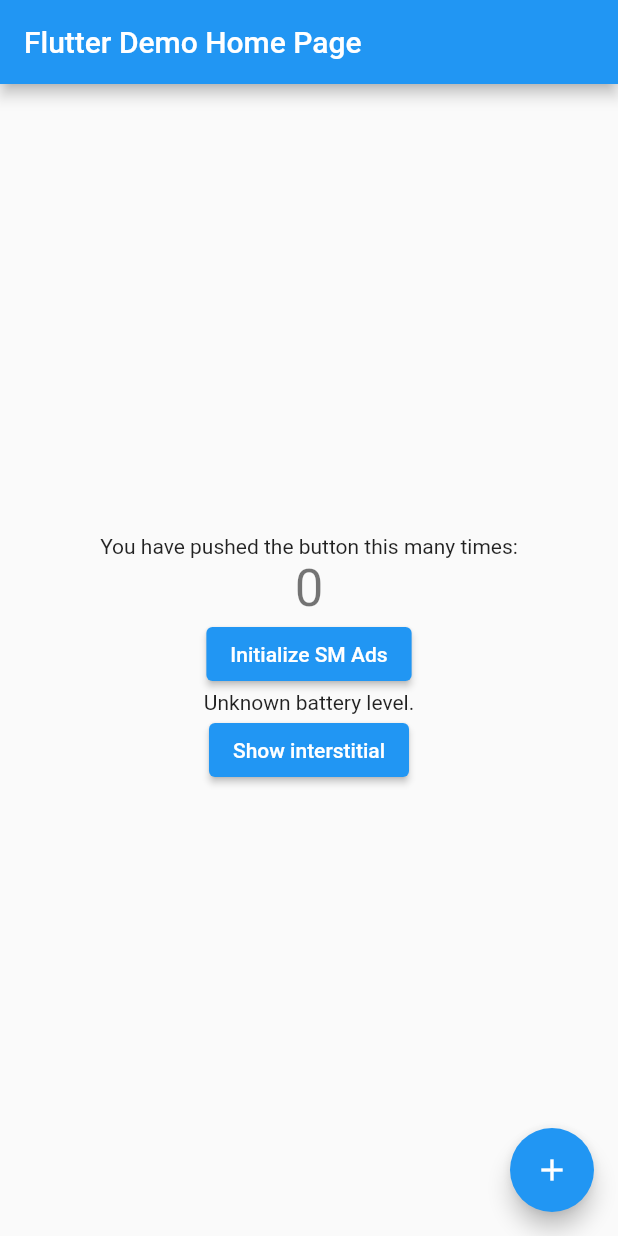
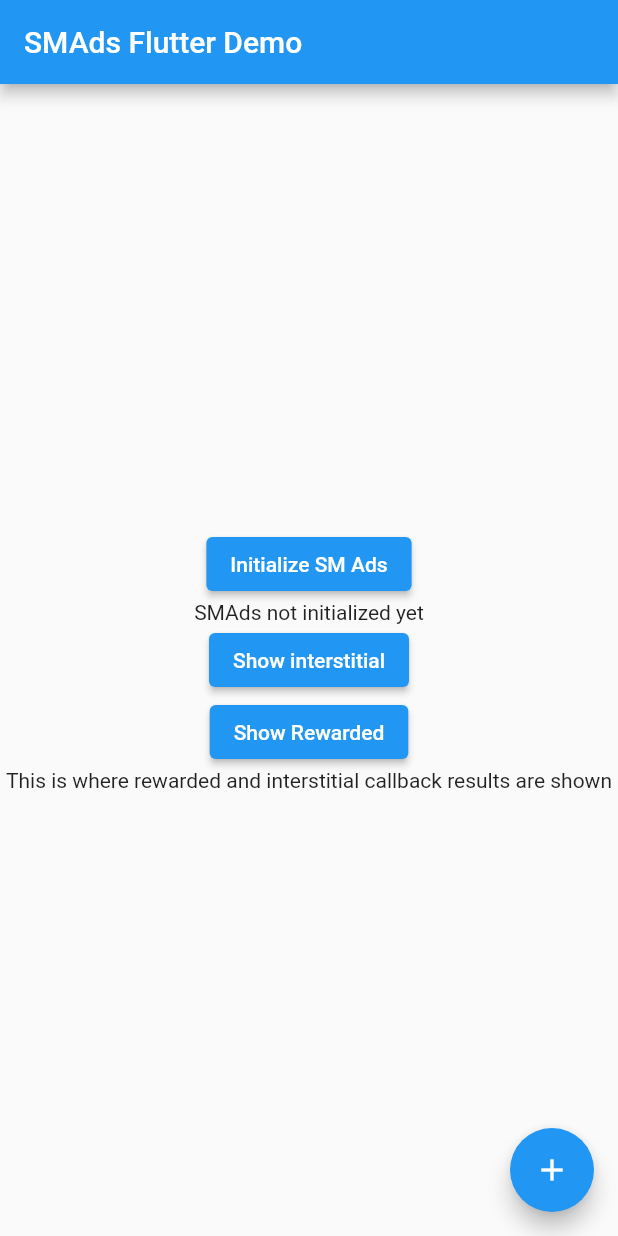
Before and after one commit to scalemonk/mediation-sdk-flutter, a Flutter app: the screen it shows after launch, after a tap on "Initialize SM Ads", on a phone screen of 412 x 824 dp. Run offline on Flutter 3.47's test engine with Material 2 defaults, Android fonts, the phone set to English and light mode, and no system bars.

Commit message:
Add rewarded callbacks

```diff
--- a/lib/main.dart
+++ b/lib/main.dart
@@ -1,5 +1,14 @@
 import 'package:flutter/material.dart';
 import 'package:flutter/services.dart';
+
+
+/*
+ * @SMAds: This is a demo application you can find on
+ * https://flutter.dev/docs/get-started/install which has been modified
+ * to show ads when requested. The original functionality of the application
+ * was to 'increment a counter' so you'll see some code that has to do with
+ * that.
+ */
 
 void main() {
   runApp(MyApp());
@@ -10,7 +19,7 @@ class MyApp extends StatelessWidget {
   @override
   Widget build(BuildContext context) {
     return MaterialApp(
-      title: 'Flutter Demo',
+      title: 'SMAds Flutter Demo',
       theme: ThemeData(
         // This is the theme of your application.
         //
@@ -27,7 +36,7 @@ class MyApp extends StatelessWidget {
         // closer together (more dense) than on mobile platforms.
         visualDensity: VisualDensity.adaptivePlatformDensity,
       ),
-      home: MyHomePage(title: 'Flutter Demo Home Page'),
+      home: MyHomePage(title: 'SMAds Flutter Demo'),
     );
   }
 }
@@ -53,27 +62,72 @@ class MyHomePage extends StatefulWidget {
 class _MyHomePageState extends State<MyHomePage> {
   int _counter = 0;
 
-  static const platform = const MethodChannel('samples.flutter.dev/battery');
+  static const platform = const MethodChannel('scalemonk.com/ads');
 
-  // Get battery level.
-  String _batteryLevel = 'Unknown battery level.';
+  String _adsInitializationResult = 'SMAds not initialized yet';
+  String _wasRewarded = 'This is where rewarded and interstitial callback results are shown';
+
+  @override
+  void initState() {
+    super.initState();
+    platform.setMethodCallHandler(callbacksHandler);
+  }
 
   Future<void> _initializeSMAds() async {
-    String batteryLevel;
+    String initializationResult;
     try {
-      final int result = await platform.invokeMethod('initializeSMAds');
-      batteryLevel = 'Result = $result % .';
+      final String result = await platform.invokeMethod('initializeSMAds');
+      initializationResult = "ScaleMonk initialization result is: $result";
     } on PlatformException catch (e) {
-      batteryLevel = "Exception!!! '${e.message}'.";
+      initializationResult = "Error initializing ScaleMonk. Message: '${e.message}'.";
     }
 
     setState(() {
-      _batteryLevel = batteryLevel;
+      _adsInitializationResult = initializationResult;
     });
+  }
+
+  /*
+   * @SMAds: this is relevant, here you will receive the callbacks from SMAds
+   * These callbacks are called on the Swift side (AppDelegate.swift), on the Rewarded Video Callbacks MARK
+   */
+  Future<dynamic> callbacksHandler(MethodCall methodCall) async {
+    String newText = _wasRewarded;
+    switch (methodCall.method) {
+      case 'onRewardedFinish':
+        newText = "Video completed, reward given";
+        break;
+       case 'onRewardedFail':
+        newText = "Video not shown";
+        break;
+        case 'onRewardedFinishNoReward':
+        newText = "Video not completed, reward not given";
+        break;
+        case 'onInterstitialView':
+          newText = "Interstitial shown correctly";
+        break;
+          case 'onInterstitialClick':
+          newText = "Interstitial clicked";
+        break;
+        case 'onInterstitialFail':
+          newText = "Interstitial not shown";
+        break;
+        case 'onRewardedClick':
+          newText = "Rewarded video clicked";
+        break;
+      default:
+    }
+    setState(() {
+        _wasRewarded = newText;
+      });
   }
 
   Future<void> _showInterstitial() async {
     await platform.invokeMethod('showInterstitial');
+  }
+
+  Future<void> _showRewarded() async {
+    await platform.invokeMethod('showRewarded');
   }
 
   void _incrementCounter() {
@@ -121,22 +175,20 @@ class _MyHomePageState extends State<MyHomePage> {
           // horizontal).
           mainAxisAlignment: MainAxisAlignment.center,
           children: <Widget>[
-            Text(
-              'You have pushed the button this many times:',
-            ),
-            Text(
-              '$_counter',
-              style: Theme.of(context).textTheme.headline4,
-            ),
             ElevatedButton(
               child: Text('Initialize SM Ads'),
               onPressed: _initializeSMAds,
             ),
-            Text(_batteryLevel),
+            Text(_adsInitializationResult),
             ElevatedButton(
               child: Text('Show interstitial'),
               onPressed: _showInterstitial,
             ),
+            ElevatedButton(
+              child: Text('Show Rewarded'),
+              onPressed: _showRewarded,
+            ),
+            Text(_wasRewarded),
           ],
         ),
       ),
```
Also changed, not shown: 1 other file.
